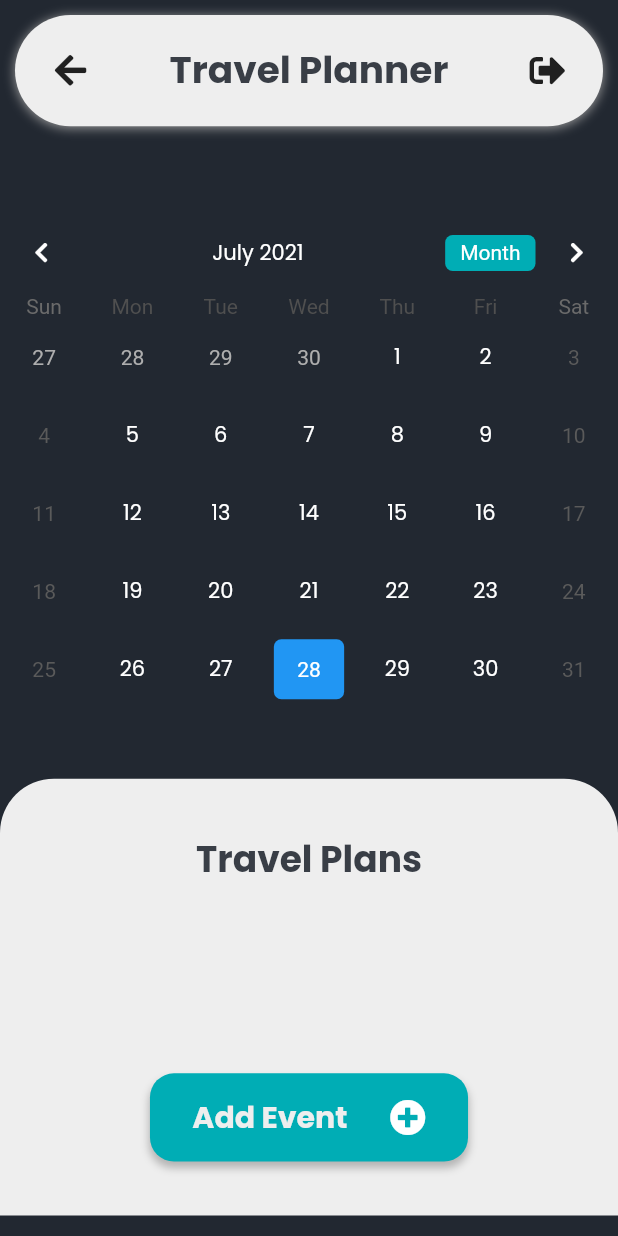
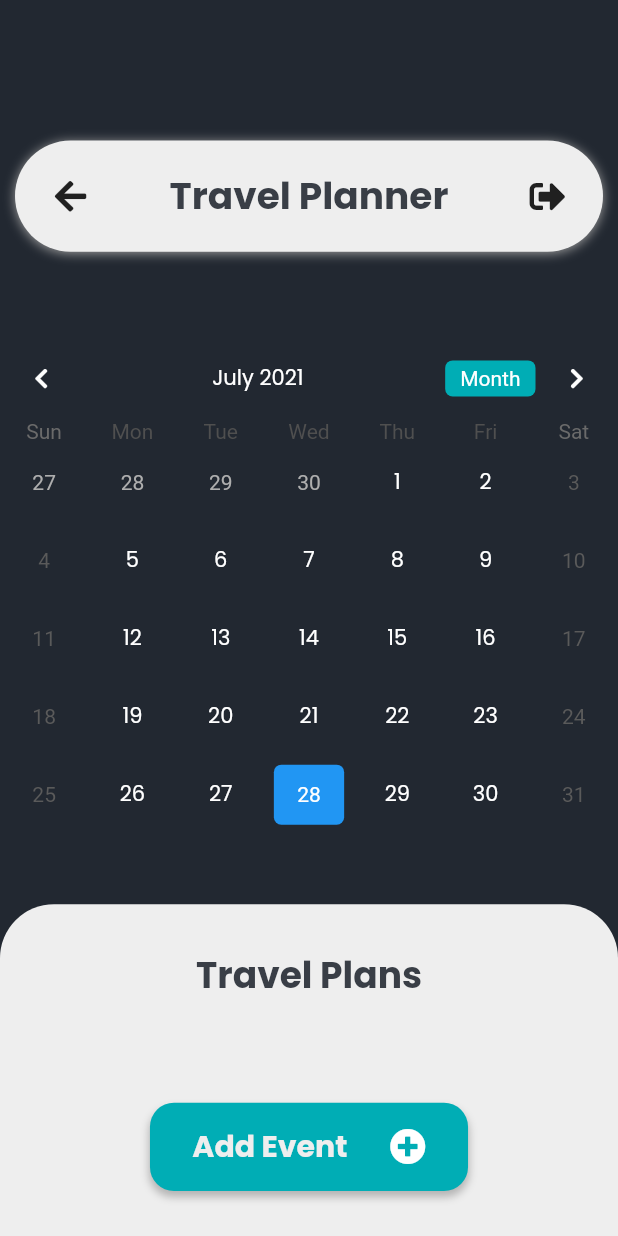
Before and after one commit to elecTRON-Fellowship/Sian-MLH, a Flutter app: the HomeScreen screen opened by its route, after a tap on an icon or button, on a phone screen of 412 x 824 dp. Run offline on Flutter 3.47's test engine with Material 2 defaults, Android fonts, the phone set to English and light mode, and no system bars; drawn by our look-alikes of table_calendar; our stand-ins replace camera, cloud_firestore, firebase_auth, firebase_core, flutter_svg, font_awesome_flutter and 5 more; missing offline and left inert: firebase_auth_web, firebase_core_web, firebase_storage_web, google_sign_in_web; accounts and stored records are empty.

Commit message:
Fix calendar screen

```diff
--- a/lib/main.dart
+++ b/lib/main.dart
@@ -33,7 +33,7 @@ class TravelScape extends StatelessWidget {
   Widget build(BuildContext context) {
     return MaterialApp(
       debugShowCheckedModeBanner: false,
-      initialRoute: '/splash',
+      initialRoute: '/calendar',
       routes: {
         "/": (context) => CreateAccountScreen(),
         "/splash": (context) => SplashScreen(),
--- a/lib/screens/calendar.dart
+++ b/lib/screens/calendar.dart
@@ -39,17 +39,17 @@ class _CalendarState extends State<CalendarScreen> {
 
   @override
   Widget build(BuildContext context) {
-    double height = MediaQuery.of(context).size.height;
-    double width = MediaQuery.of(context).size.width;
+    double _height = MediaQuery.of(context).size.height;
+    double _width = MediaQuery.of(context).size.width;
     return Scaffold(
       backgroundColor: Color(0xff222831),
       body: SafeArea(
-        child: SingleChildScrollView(
         child: Column(
+          mainAxisAlignment: MainAxisAlignment.end,
            children: [
             Container(
               width: double.infinity,
-                height: height * 0.09,
+              height: _height * 0.09,
               margin: EdgeInsets.all(10.0),
               decoration: BoxDecoration(
                 borderRadius: BorderRadius.circular(300),
@@ -97,7 +97,8 @@ class _CalendarState extends State<CalendarScreen> {
                           context, "/", (route) => false);
                     },
                   )
-                    ]),
+                ],
+              ),
             ),
             Padding(
               padding: const EdgeInsets.fromLTRB(0, 47, 0, 47),
@@ -106,11 +107,6 @@ class _CalendarState extends State<CalendarScreen> {
                 firstDay: DateTime(1990),
                 lastDay: DateTime(2050),
                 calendarFormat: format,
-                  // onFormatChanged: (CalendarFormat _format) {
-                  //   setState(() {
-                  //     format = _format;
-                  //   });
-                  // },
                 startingDayOfWeek: StartingDayOfWeek.sunday,
                 daysOfWeekVisible: true,
 
@@ -186,8 +182,8 @@ class _CalendarState extends State<CalendarScreen> {
               ),
             ),
             Container(
-                width: width,
-                height: 287 / 812 * height,
+              width: _width,
+              height: 218 / 812 * _height,
               decoration: BoxDecoration(
                 borderRadius: BorderRadius.only(
                   topLeft: Radius.circular(36),
@@ -199,7 +195,7 @@ class _CalendarState extends State<CalendarScreen> {
               ),
               child: Container(
                 child: Padding(
-                    padding: const EdgeInsets.all(36.0),
+                  padding: const EdgeInsets.all(30.0),
                   child: Column(
                     mainAxisAlignment: MainAxisAlignment.spaceBetween,
                     children: [
@@ -212,7 +208,7 @@ class _CalendarState extends State<CalendarScreen> {
                         ),
                       ),
                       SizedBox(
-                          height: 100 / 812 * height,
+                        height: 50 / 812 * _height,
                         child: ListView(
                           children: [
                             ..._getEventsfromDay(selectedDay).map(
@@ -233,8 +229,8 @@ class _CalendarState extends State<CalendarScreen> {
                         ),
                       ),
                       Container(
-                          width: 193 / 375 * width,
-                          height: 58 / 812 * height,
+                        width: 193 / 375 * _width,
+                        height: 58 / 812 * _height,
                         decoration: BoxDecoration(
                           borderRadius: BorderRadius.circular(16),
                           boxShadow: [
@@ -319,7 +315,6 @@ class _CalendarState extends State<CalendarScreen> {
           ],
         ),
       ),
-      ),
     );
   }
 }
```
Lines whose indentation alone changed are shown as unchanged.
